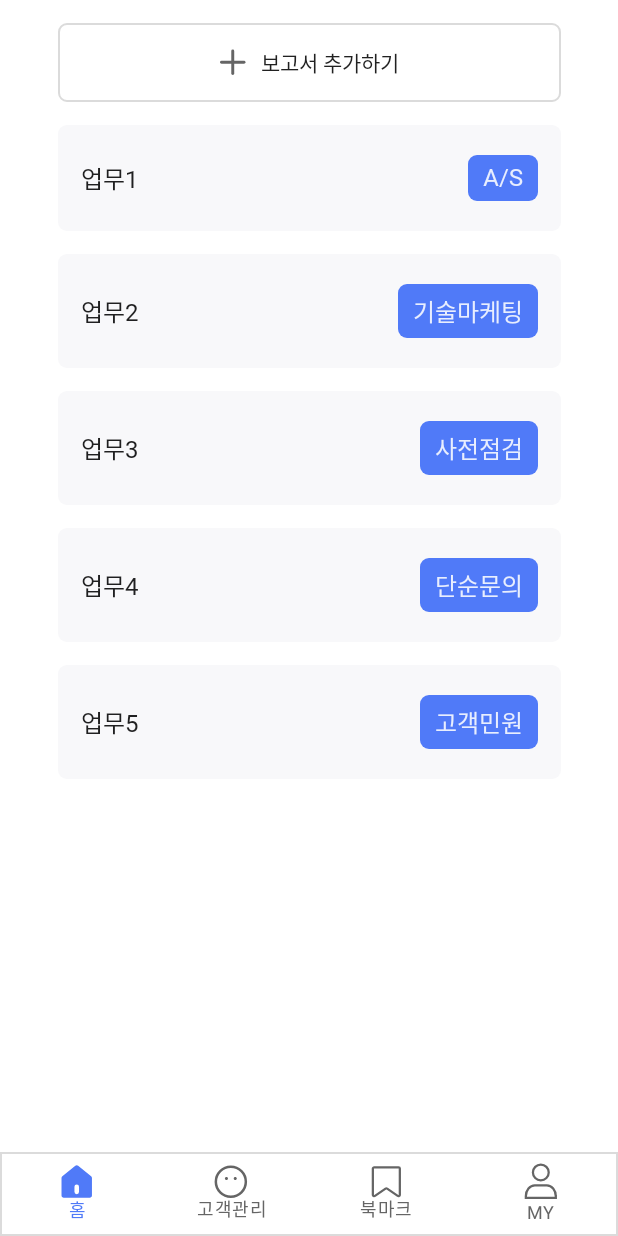
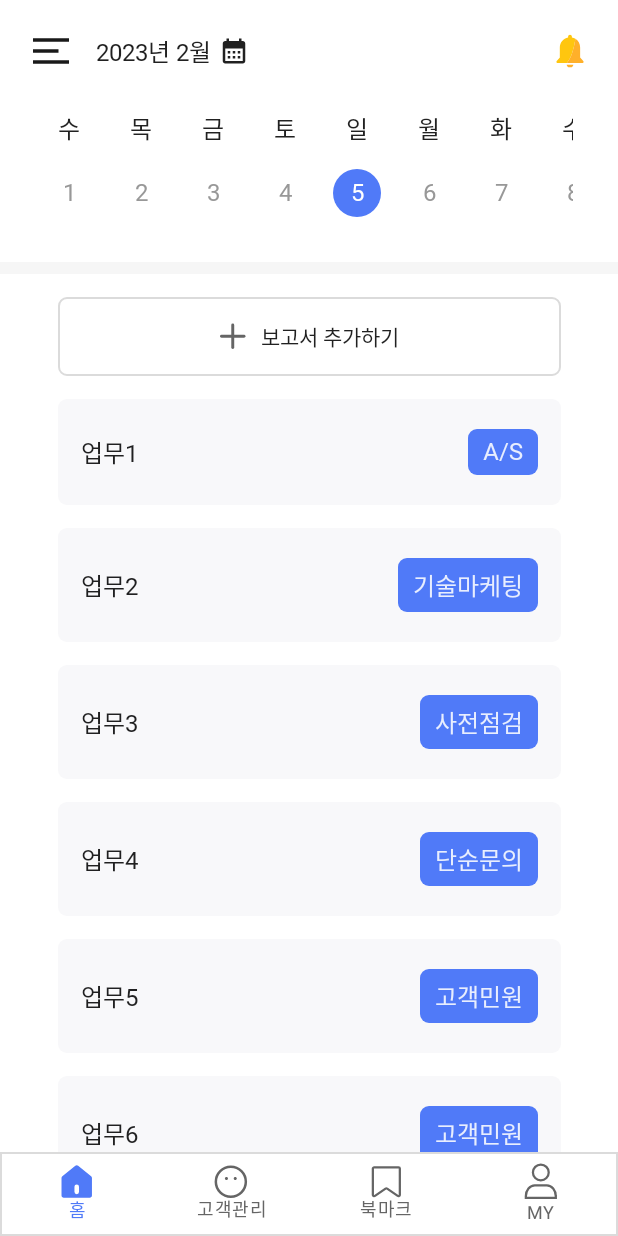
Before and after one commit to CMC-12th-Hana/FieldMate-Android, an Android app built with Jetpack Compose: the HomeScreen screen opened through its navigation route, on a phone screen of 412 x 824 dp. Run offline under Robolectric (Android 15) with nearby library versions, the phone set to English and light mode, and no system bars; Roboto replaces fonts that are not available here.

Commit message:
Feat : 홈 화면 캘린더 앱바 추가

```diff
--- a/app/build.gradle
+++ b/app/build.gradle
@@ -11,7 +11,7 @@ android {
 
     defaultConfig {
         applicationId "com.hana.umuljeong"
-        minSdk 24
+        minSdk 26
         targetSdk 33
         versionCode 1
         versionName "1.0"
--- a/app/src/main/java/com/hana/umuljeong/data/datasource/FakeDataSource.kt
+++ b/app/src/main/java/com/hana/umuljeong/data/datasource/FakeDataSource.kt
@@ -8,6 +8,8 @@ val fakeReportData = listOf(
     Report(id = 2, author = "황진하", name = "업무3", category = "사전점검", content = "ㅁㄴㅇㄹ"),
     Report(id = 3, author = "황진하", name = "업무4", category = "단순문의", content = "ㅁㄴㅇㄹ"),
     Report(id = 4, author = "황진하", name = "업무5", category = "고객민원", content = "ㅁㄴㅇㄹ"),
+    Report(id = 5, author = "황진하", name = "업무6", category = "고객민원", content = "ㅁㄴㅇㄹ"),
+    Report(id = 6, author = "황진하", name = "업무7", category = "고객민원", content = "ㅁㄴㅇㄹ")
 )
 
 val fakeBussinessData = listOf(
--- a/app/src/main/java/com/hana/umuljeong/ui/HomeScreen.kt
+++ b/app/src/main/java/com/hana/umuljeong/ui/HomeScreen.kt
@@ -7,7 +7,7 @@ import androidx.compose.material.ExperimentalMaterialApi
 import androidx.compose.material.Scaffold
 import androidx.compose.material.Surface
 import androidx.compose.material.Text
-import androidx.compose.runtime.Composable
+import androidx.compose.runtime.*
 import androidx.compose.ui.Alignment
 import androidx.compose.ui.Modifier
 import androidx.compose.ui.graphics.Color
@@ -31,18 +31,26 @@ fun HomeScreen(
     addBtnOnClick: () -> Unit
 ) {
     Scaffold(
+        topBar = {
+            UHomeAppBar(
+                settingBtnOnClick = { },
+                alarmBtnOnClick = { }
+            )
+        },
         bottomBar = {
             UBottomBar(
                 navController = navController
             )
         },
     ) { innerPadding ->
-        Column(
+        LazyColumn(
             modifier = modifier
                 .fillMaxWidth()
                 .padding(innerPadding),
-            horizontalAlignment = Alignment.CenterHorizontally
+            horizontalAlignment = Alignment.CenterHorizontally,
+            verticalArrangement = Arrangement.spacedBy(15.dp)
         ) {
+            item {
                 Spacer(modifier = Modifier.height(15.dp))
 
                 UAddButton(
@@ -50,12 +58,8 @@ fun HomeScreen(
                     text = stringResource(id = R.string.add_report),
                     modifier = Modifier.width(335.dp)
                 )
+            }
 
-            Spacer(modifier = Modifier.height(15.dp))
-
-            LazyColumn(
-                verticalArrangement = Arrangement.spacedBy(15.dp)
-            ) {
             items(fakeReportData) { report ->
                 ReportItem(
                     onClick = {
@@ -65,6 +69,9 @@ fun HomeScreen(
                     report = report
                 )
             }
+
+            item {
+                Spacer(modifier = Modifier.height(15.dp))
             }
         }
     }
--- a/app/src/main/java/com/hana/umuljeong/ui/LoginScreen.kt
+++ b/app/src/main/java/com/hana/umuljeong/ui/LoginScreen.kt
@@ -21,6 +21,7 @@ import com.hana.umuljeong.ui.theme.ButtonSkyBlue
 import com.hana.umuljeong.ui.theme.FontDarkGray
 import com.hana.umuljeong.ui.theme.UmuljeongTheme
 
+@OptIn(ExperimentalMaterialApi::class)
 @Composable
 fun LoginScreen(
     modifier: Modifier = Modifier,
@@ -59,6 +60,8 @@ fun LoginScreen(
             onValueChange = { pw = it }
         )
 
+        Spacer(Modifier.height(10.dp))
+
         Row(
             modifier = Modifier.width(335.dp),
             horizontalArrangement = Arrangement.Start,
@@ -67,34 +70,44 @@ fun LoginScreen(
             var autoLoginChecked by remember { mutableStateOf(true) }
             var rememberIdChecked by remember { mutableStateOf(false) }
 
+            CompositionLocalProvider(LocalMinimumTouchTargetEnforcement provides false) {
+
                 Checkbox(
-                modifier = Modifier.absoluteOffset((-12).dp, 0.dp),
                     checked = autoLoginChecked,
                     onCheckedChange = { autoLoginChecked = it },
                     colors = CheckboxDefaults.colors(
                         checkedColor = ButtonSkyBlue
                     )
                 )
+
+                Spacer(modifier = Modifier.width(5.dp))
+
                 Text(
-                modifier = Modifier.absoluteOffset((-18).dp, 0.dp),
                     text = stringResource(id = R.string.auto_login),
                     style = TextStyle(fontSize = 13.sp, color = FontDarkGray)
                 )
 
+                Spacer(modifier = Modifier.width(10.dp))
+
                 Checkbox(
-                modifier = Modifier.absoluteOffset((-16).dp, 0.dp),
                     checked = rememberIdChecked,
                     onCheckedChange = { rememberIdChecked = it },
                     colors = CheckboxDefaults.colors(
                         checkedColor = ButtonSkyBlue
                     )
                 )
+
+                Spacer(modifier = Modifier.width(5.dp))
+
                 Text(
-                modifier = Modifier.absoluteOffset((-22).dp, 0.dp),
                     text = stringResource(id = R.string.remember_id),
                     style = TextStyle(fontSize = 13.sp, color = FontDarkGray)
                 )
+
             }
+        }
+
+        Spacer(Modifier.height(10.dp))
 
         UButton(
             modifier = Modifier.width(335.dp),
--- a/app/src/main/java/com/hana/umuljeong/ui/component/AppBar.kt
+++ b/app/src/main/java/com/hana/umuljeong/ui/component/AppBar.kt
@@ -1,13 +1,13 @@
 package com.hana.umuljeong.ui.component
 
 import androidx.annotation.StringRes
+import androidx.compose.foundation.background
 import androidx.compose.foundation.border
 import androidx.compose.foundation.layout.*
-import androidx.compose.material.Icon
-import androidx.compose.material.IconButton
-import androidx.compose.material.Text
-import androidx.compose.material.TopAppBar
-import androidx.compose.runtime.Composable
+import androidx.compose.material.*
+import androidx.compose.material.icons.Icons
+import androidx.compose.material.icons.filled.CalendarMonth
+import androidx.compose.runtime.*
 import androidx.compose.ui.Alignment
 import androidx.compose.ui.Modifier
 import androidx.compose.ui.graphics.Color
@@ -20,6 +20,7 @@ import androidx.compose.ui.unit.sp
 import com.hana.umuljeong.R
 import com.hana.umuljeong.ui.theme.LineLightGray
 import com.hana.umuljeong.ui.theme.UmuljeongTheme
+import java.time.LocalDate
 
 @Composable
 fun UAppBarWithBackBtn(
@@ -47,8 +48,10 @@ fun UAppBarWithBackBtn(
                 }
             }
 
-            Row(Modifier.fillMaxSize(),
-                verticalAlignment = Alignment.CenterVertically) {
+            Row(
+                Modifier.fillMaxSize(),
+                verticalAlignment = Alignment.CenterVertically
+            ) {
 
                 Text(
                     modifier = Modifier.fillMaxWidth(),
@@ -150,6 +153,98 @@ fun UAppBarWithExitBtn(
     }
 }
 
+@OptIn(ExperimentalMaterialApi::class)
+@Composable
+fun UHomeAppBar(
+    modifier: Modifier = Modifier,
+    settingBtnOnClick: () -> Unit,
+    alarmBtnOnClick: () -> Unit
+) {
+    Column(
+        modifier = modifier.fillMaxWidth()
+    ) {
+        Column(
+            modifier = modifier
+                .padding(top = 20.dp, bottom = 20.dp, start = 20.dp, end = 20.dp)
+        ) {
+            var selectedDate by remember { mutableStateOf(LocalDate.now()) }
+
+            Row(
+                modifier = Modifier.fillMaxWidth(),
+                verticalAlignment = Alignment.CenterVertically,
+                horizontalArrangement = Arrangement.SpaceBetween
+            ) {
+                Row(verticalAlignment = Alignment.CenterVertically) {
+                    CompositionLocalProvider(LocalMinimumTouchTargetEnforcement provides false) {
+                        IconButton(
+                            onClick = settingBtnOnClick
+                        ) {
+                            Icon(
+                                painter = painterResource(
+                                    id = R.drawable.ic_setting
+                                ),
+                                tint = Color.Unspecified,
+                                contentDescription = null
+                            )
+                        }
+                    }
+
+                    Spacer(modifier = Modifier.width(16.dp))
+
+                    Text(
+                        text = "${selectedDate.year}년 ${selectedDate.monthValue}월",
+                        fontSize = 16.sp
+                    )
+
+                    Spacer(modifier = Modifier.width(5.dp))
+
+                    CompositionLocalProvider(LocalMinimumTouchTargetEnforcement provides false) {
+                        IconButton(
+                            onClick = { },
+                            modifier = Modifier.height(20.dp)
+                        ) {
+                            Icon(
+                                imageVector = Icons.Default.CalendarMonth,
+                                contentDescription = null
+                            )
+                        }
+                    }
+                }
+
+                CompositionLocalProvider(LocalMinimumTouchTargetEnforcement provides false) {
+                    IconButton(
+                        onClick = alarmBtnOnClick
+                    ) {
+                        Icon(
+                            painter = painterResource(
+                                id = R.drawable.ic_alarm_on
+                            ),
+                            tint = Color.Unspecified,
+                            contentDescription = null
+                        )
+                    }
+                }
+            }
+
+            Spacer(modifier = Modifier.height(15.dp))
+
+            HorizontalCalendar(
+                modifier = modifier
+                    .padding(top = 10.dp, bottom = 10.dp, start = 10.dp, end = 10.dp),
+                selectedDate = selectedDate,
+                onDayClicked = { selectedDate = it }
+            )
+        }
+
+        Spacer(
+            modifier = Modifier
+                .background(color = Color(0xFFF6F6F6))
+                .fillMaxWidth()
+                .height(8.dp)
+        )
+    }
+}
+
 @Preview(showBackground = true)
 @Composable
 fun PreviewUAppBarWithBackBtn() {
@@ -184,3 +279,14 @@ fun PreviewUAppBarWithExitBtn() {
         )
     }
 }
+
+@Preview(showBackground = true)
+@Composable
+fun PreviewUHomeAppBar() {
+    UmuljeongTheme {
+        UHomeAppBar(
+            settingBtnOnClick = { },
+            alarmBtnOnClick = { }
+        )
+    }
+}
--- /dev/null
+++ b/app/src/main/java/com/hana/umuljeong/ui/component/Calendar.kt
@@ -0,0 +1,110 @@
+package com.hana.umuljeong.ui.component
+
+import androidx.compose.foundation.background
+import androidx.compose.foundation.clickable
+import androidx.compose.foundation.interaction.MutableInteractionSource
+import androidx.compose.foundation.layout.*
+import androidx.compose.foundation.lazy.LazyRow
+import androidx.compose.foundation.lazy.items
+import androidx.compose.foundation.shape.CircleShape
+import androidx.compose.material.Text
+import androidx.compose.runtime.Composable
+import androidx.compose.ui.Alignment
+import androidx.compose.ui.Modifier
+import androidx.compose.ui.graphics.Color
+import androidx.compose.ui.tooling.preview.Preview
+import androidx.compose.ui.unit.dp
+import com.hana.umuljeong.ui.theme.ButtonSkyBlue
+import com.hana.umuljeong.ui.theme.FontDarkGray
+import com.hana.umuljeong.ui.theme.UmuljeongTheme
+import java.time.LocalDate
+import java.time.YearMonth
+
+@Composable
+fun HorizontalCalendar(
+    modifier: Modifier = Modifier,
+    selectedDate: LocalDate = LocalDate.now(),
+    currentYearMonth: YearMonth = YearMonth.from(LocalDate.now()),
+    onDayClicked: (LocalDate) -> Unit
+) {
+    Column(
+        modifier = modifier
+            .fillMaxWidth()
+    ) {
+        var currentDay = currentYearMonth.atDay(1)
+        val days = mutableListOf<LocalDate>()
+        for (i: Int in 1..currentYearMonth.lengthOfMonth()) {
+            days.add(currentDay)
+            currentDay = currentDay.plusDays(1)
+        }
+
+        LazyRow(
+            modifier = Modifier,
+            horizontalArrangement = Arrangement.spacedBy(16.dp)
+        ) {
+            items(days) { today ->
+                Day(
+                    day = today,
+                    selectedDate = selectedDate,
+                    onDayClicked = onDayClicked
+                )
+            }
+        }
+    }
+
+}
+
+
+@Composable
+fun Day(
+    modifier: Modifier = Modifier,
+    day: LocalDate,
+    selectedDate: LocalDate,
+    onDayClicked: (LocalDate) -> Unit
+) {
+    val selected = (day == selectedDate)
+
+    Box(
+        modifier = modifier,
+        contentAlignment = Alignment.Center
+    ) {
+        Column(
+            horizontalAlignment = Alignment.CenterHorizontally,
+            verticalArrangement = Arrangement.Center
+        ) {
+            Text(text = weekdays[day.dayOfWeek.value - 1])
+
+            Spacer(modifier = Modifier.height(15.dp))
+
+            Box(
+                modifier = Modifier
+                    .size(32.dp)
+                    .background(
+                        shape = CircleShape,
+                        color = if (selected) ButtonSkyBlue else Color.Transparent
+                    )
+                    .clickable(
+                        interactionSource = MutableInteractionSource(),
+                        indication = null,
+                        onClick = { onDayClicked(day) }
+                    ),
+                contentAlignment = Alignment.Center
+            ) {
+                Text(
+                    text = day.dayOfMonth.toString(),
+                    color = if (selected) Color.White else FontDarkGray
+                )
+            }
+        }
+    }
+}
+
+@Preview
+@Composable
+fun PreviewHorizontalCalendar() {
+    UmuljeongTheme {
+        HorizontalCalendar(onDayClicked = { })
+    }
+}
+
+val weekdays = listOf("월", "화", "수", "목", "금", "토", "일")
--- /dev/null
+++ b/app/src/main/res/drawable/ic_alarm_on.xml
@@ -0,0 +1,15 @@
+<vector xmlns:android="http://schemas.android.com/apk/res/android"
+    android:width="24dp"
+    android:height="24dp"
+    android:viewportWidth="24"
+    android:viewportHeight="24">
+    <path
+        android:pathData="M15.592,3.879C14.892,3.438 14.104,3.119 13.261,2.96V2.373C13.261,1.676 12.696,1.112 11.999,1.112C11.303,1.112 10.738,1.676 10.738,2.373V2.954C7.593,3.539 5.211,6.295 5.211,9.611V16.38H5.238L3,18.811V19.451C3,19.755 3.246,20 3.55,20H9.877C13.423,16.519 15.071,7.41 15.592,3.879Z"
+        android:fillColor="#FFC60F" />
+    <path
+        android:pathData="M18.76,16.38V9.611C18.76,7.195 17.495,5.077 15.592,3.879C15.071,7.411 13.423,16.519 9.877,20H20.45C20.754,20 21,19.754 21,19.451V18.811L18.76,16.38Z"
+        android:fillColor="#FFB02A" />
+    <path
+        android:pathData="M11.535,22.889H12.466C13.42,22.889 14.192,22.115 14.192,21.163H9.808C9.808,22.116 10.581,22.889 11.533,22.889H11.535Z"
+        android:fillColor="#FFB02A" />
+</vector>
--- /dev/null
+++ b/app/src/main/res/drawable/ic_setting.xml
@@ -0,0 +1,15 @@
+<vector xmlns:android="http://schemas.android.com/apk/res/android"
+    android:width="28dp"
+    android:height="28dp"
+    android:viewportWidth="28"
+    android:viewportHeight="28">
+    <path
+        android:pathData="M1.998,5.462h24.005v2.359h-24.005z"
+        android:fillColor="#191919" />
+    <path
+        android:pathData="M1.998,12.821h17v2.359h-17z"
+        android:fillColor="#191919" />
+    <path
+        android:pathData="M1.998,20.179h24.005v2.359h-24.005z"
+        android:fillColor="#191919" />
+</vector>
```
Lines whose indentation alone changed are shown as unchanged.
